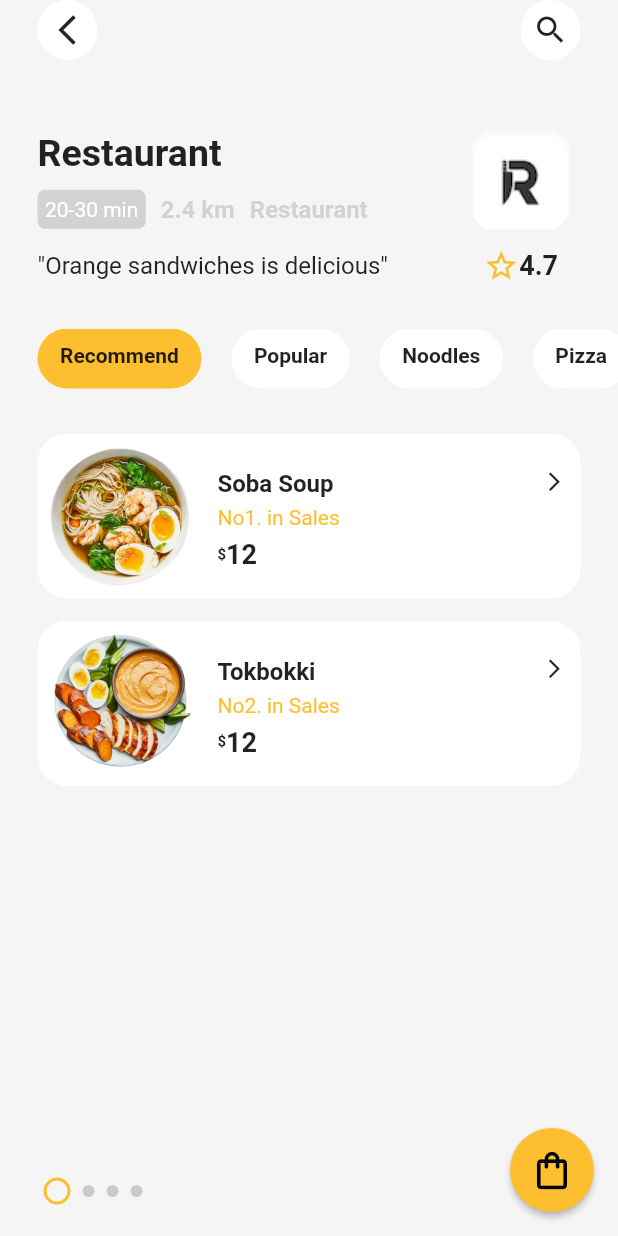
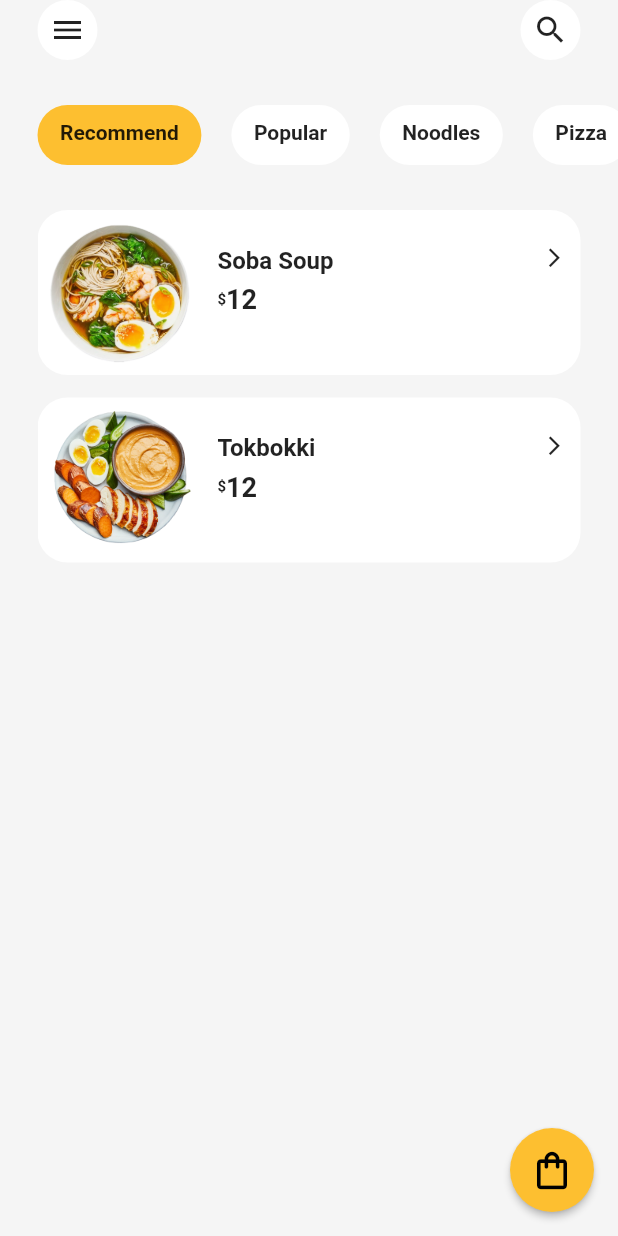
Before and after one commit to NguyenHungViCb/food-ordering-app, a Flutter app: the screen it shows after launch, on a phone screen of 412 x 824 dp. Run offline on Flutter 3.47's test engine with Material 2 defaults, Android fonts, the phone set to English and light mode, and no system bars; drawn by our look-alikes of smooth_page_indicator.

Commit message:
add home screen,detail screen

```diff
--- a/app/lib/models/food.dart
+++ b/app/lib/models/food.dart
@@ -36,7 +36,7 @@ class Food {
       1,
       [
         {
-          'Noodle': 'assets/įmages/ingre1.png',
+          'Noodle': 'assets/images/ingre2.png',
         },
         {
           'Shrimp': 'assets/images/ingre2.png',
--- a/app/lib/screens/home/home.dart
+++ b/app/lib/screens/home/home.dart
@@ -1,8 +1,10 @@
 import 'package:app/models/restaurant.dart';
+import 'package:app/screens/detail/detail.dart';
 import 'package:app/screens/home/widget/food_list.dart';
 import 'package:app/screens/home/widget/food_list_view.dart';
 import 'package:app/screens/home/widget/restaurant_info.dart';
 import 'package:app/share/constants/colors.dart';
+import 'package:app/widgets/navigation_drawer_widget.dart';
 import 'package:flutter/material.dart';
 import 'package:smooth_page_indicator/smooth_page_indicator.dart';
 
@@ -28,10 +30,13 @@ class _HomePageState extends State<HomePage> {
         crossAxisAlignment: CrossAxisAlignment.start,
         children: [
           CustomAppBar(
-            Icons.arrow_back_ios_outlined,
+            Icons.menu_sharp,
             Icons.search_outlined,
+            leftCallback: ()=> {
+              Navigator.push(context, MaterialPageRoute(builder: (context) => const SecondRoute()),
+            )}
           ),
-          RestaurantInfo(),
+          // RestaurantInfo(),
           FoodList(selected,
               (int index) {
             setState(() {
@@ -51,34 +56,34 @@ class _HomePageState extends State<HomePage> {
                 restaurant
               ),
           ),
-          Container(
-            padding: EdgeInsets.symmetric(horizontal: 25),
-            height: 60,
-            child: SmoothPageIndicator(
-                controller: pageController,
-                count: restaurant.menu.length,
-            effect: CustomizableEffect(
-                dotDecoration: DotDecoration(
-                  width: 8,
-                  height: 8,
-                    color:Colors.grey.withOpacity(0.5),
-                  borderRadius: BorderRadius.circular(8),
-                ),
-                activeDotDecoration: DotDecoration(
-                  width: 10,
-                  height: 10,
-                  color: kBackground,
-                  borderRadius: BorderRadius.circular(10),
-                  dotBorder: DotBorder(
-                    color: kPrimaryColor,
-                    padding: 2,
-                    width: 2,
-                  )
-                ),
-            ),
-              onDotClicked: (index)=>pageController.jumpToPage(index),
-            ),
-          )
+          // Container(
+          //   padding: EdgeInsets.symmetric(horizontal: 25),
+          //   height: 60,
+          //   child: SmoothPageIndicator(
+          //       controller: pageController,
+          //       count: restaurant.menu.length,
+          //   effect: CustomizableEffect(
+          //       dotDecoration: DotDecoration(
+          //         width: 8,
+          //         height: 8,
+          //           color:Colors.grey.withOpacity(0.5),
+          //         borderRadius: BorderRadius.circular(8),
+          //       ),
+          //       activeDotDecoration: DotDecoration(
+          //         width: 10,
+          //         height: 10,
+          //         color: kBackground,
+          //         borderRadius: BorderRadius.circular(10),
+          //         dotBorder: DotBorder(
+          //           color: kPrimaryColor,
+          //           padding: 2,
+          //           width: 2,
+          //         )
+          //       ),
+          //   ),
+          //     onDotClicked: (index)=>pageController.jumpToPage(index),
+          //   ),
+          // )
         ],
       ),
       floatingActionButton: FloatingActionButton(
@@ -92,3 +97,25 @@ class _HomePageState extends State<HomePage> {
     );
   }
 }
+
+//test
+class SecondRoute extends StatelessWidget {
+  const SecondRoute({Key? key}) : super(key: key);
+
+  @override
+  Widget build(BuildContext context) {
+    return Scaffold(
+      appBar: AppBar(
+        title: const Text('Second Route'),
+      ),
+      body: Center(
+        child: ElevatedButton(
+          onPressed: () {
+            Navigator.pop(context);
+          },
+          child: const Text('Go back!'),
+        ),
+      ),
+    );
+  }
+}
--- a/app/lib/screens/home/widget/food_item.dart
+++ b/app/lib/screens/home/widget/food_item.dart
@@ -51,12 +51,12 @@ class FoodItem extends StatelessWidget {
                     ],
                   ),
 
-                  Text(food.desc,
-                    style: TextStyle(
-                      color: food.hightLight ? kPrimaryColor :Colors.grey.withOpacity(0.8),
-                      height: 1.5,
-                    ),
-                  ),
+                  // Text(food.desc,
+                  //   style: TextStyle(
+                  //     color: food.hightLight ? kPrimaryColor :Colors.grey.withOpacity(0.8),
+                  //     height: 1.5,
+                  //   ),
+                  // ),
                   SizedBox(height: 5),
                   Row(
                     children:[
--- a/app/lib/screens/home/widget/food_list_view.dart
+++ b/app/lib/screens/home/widget/food_list_view.dart
@@ -1,4 +1,5 @@
 import 'package:app/models/restaurant.dart';
+import 'package:app/screens/detail/detail.dart';
 import 'package:app/screens/home/widget/food_item.dart';
 import 'package:flutter/material.dart';
 
@@ -23,7 +24,14 @@ class FoodListView extends StatelessWidget {
             .map((e) => ListView.separated(
           padding: EdgeInsets.zero,
                 itemBuilder: (context, index) =>
-                    FoodItem(restaurant.menu[category[selected]]![index]),
+                    GestureDetector(
+                        onTap: (){
+                           Navigator.of(context).push(
+                             MaterialPageRoute(builder: (context)=> DetailPage(
+                                restaurant.menu[category[selected]]![index]))
+                          );
+                        },
+                        child: FoodItem(restaurant.menu[category[selected]]![index])),
                 separatorBuilder: (_, index) => SizedBox(height: 15),
                 itemCount: restaurant.menu[category[selected]]!.length))
             .toList(),
--- /dev/null
+++ b/app/lib/widgets/navigation_drawer_widget.dart
@@ -0,0 +1,14 @@
+import 'package:flutter/material.dart';
+
+class NavigationDrawerWidget extends StatelessWidget {
+  final padding = EdgeInsets.symmetric(horizontal: 20);
+
+  @override
+  Widget build(BuildContext context) {
+    return MaterialApp(
+      home: Scaffold(
+        drawer: Drawer(),
+      ),
+    );
+  }
+}
```
Also changed, not shown: app/lib/screens/detail/detail.dart (added, +66 -0 lines), app/lib/screens/detail/widget/food_detail.dart (added, +116 -0 lines), app/lib/screens/detail/widget/food_img.dart (added, +58 -0 lines), app/lib/screens/detail/widget/food_quantity.dart (added, +83 -0 lines).
